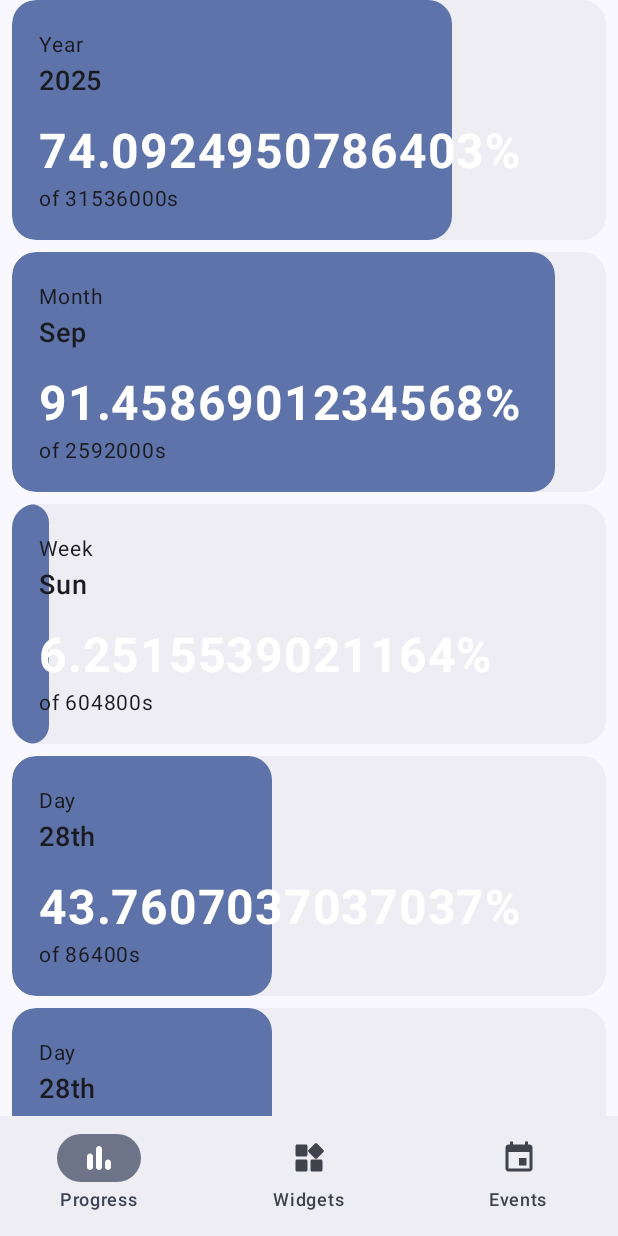
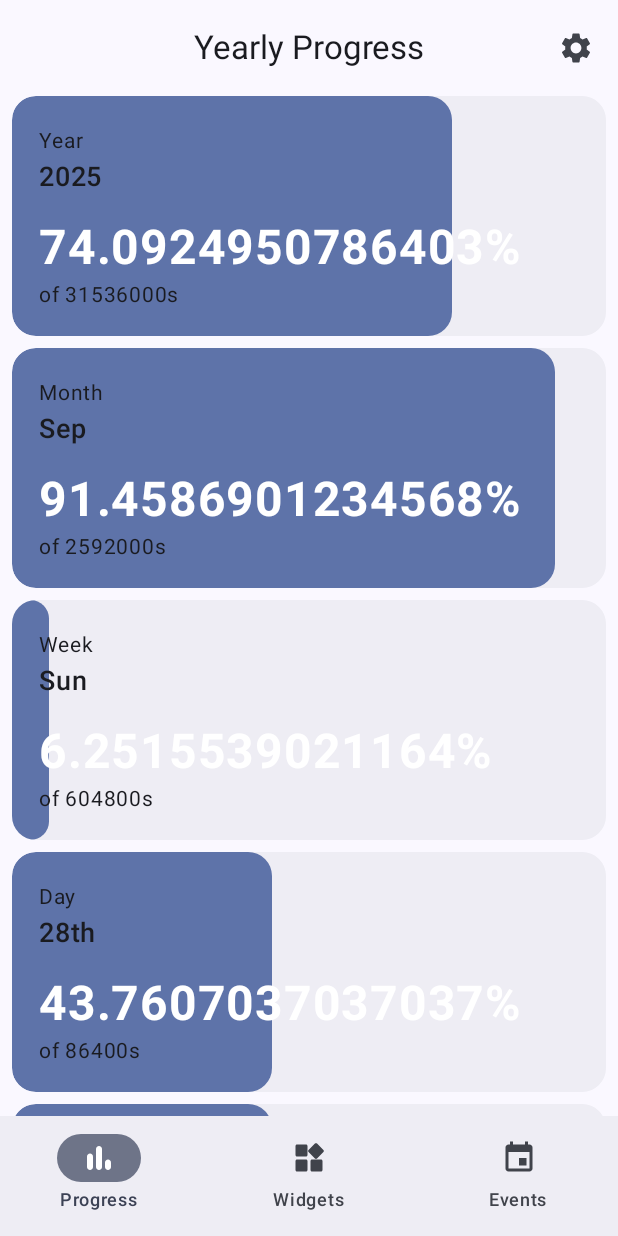
Before and after one commit to a2ke5e1/yearly-progress, an Android app built with Jetpack Compose: the screen it shows after launch (MainActivity), on a phone screen of 412 x 824 dp. Run offline under Robolectric (Android 15) with nearby library versions, the phone set to English and light mode, and no system bars; our stand-ins replace Dagger/Hilt's generated code, window size class.

Commit message:
feat: Add AppTopBar and integrate with MainActivity
This commit introduces a new `AppTopBar` composable and integrates it into the `MainActivity`.

Key changes:
- Created `AppTopBar.kt` defining a `CenterAlignedTopAppBar` with a title and a settings icon button.
- Modified `MainActivity.kt`:
    - Added `AppTopBar` to the `Scaffold` for both compact and medium/expanded window sizes.
    - Adjusted padding for `AppNavGraph` to account for the top bar.
    - Updated `Scaffold` to use `contentWindowInsets = WindowInsets.safeDrawing` for better edge-to-edge handling.
    - For medium/expanded layouts, the `AppNavigationRail` is now placed directly in a `Row` alongside a `Scaffold` that contains the `AppTopBar` and `AppNavGraph`.

```diff
--- a/app/src/main/java/com/a3/yearlyprogess/app/MainActivity.kt
+++ b/app/src/main/java/com/a3/yearlyprogess/app/MainActivity.kt
@@ -4,9 +4,12 @@ import android.os.Bundle
 import androidx.activity.ComponentActivity
 import androidx.activity.compose.setContent
 import androidx.activity.enableEdgeToEdge
+import androidx.compose.foundation.layout.PaddingValues
 import androidx.compose.foundation.layout.Row
+import androidx.compose.foundation.layout.WindowInsets
 import androidx.compose.foundation.layout.fillMaxSize
 import androidx.compose.foundation.layout.padding
+import androidx.compose.foundation.layout.safeDrawing
 import androidx.compose.material3.Scaffold
 import androidx.compose.material3.windowsizeclass.ExperimentalMaterial3WindowSizeClassApi
 import androidx.compose.material3.windowsizeclass.WindowWidthSizeClass
@@ -17,6 +20,7 @@ import androidx.navigation.compose.rememberNavController
 import com.a3.yearlyprogess.app.navigation.AppNavGraph
 import com.a3.yearlyprogess.app.navigation.AppNavigationRail
 import com.a3.yearlyprogess.app.navigation.BottomNavigationBar
+import com.a3.yearlyprogess.app.ui.AppTopBar
 import com.a3.yearlyprogess.core.ui.theme.YearlyProgressTheme
 import dagger.hilt.android.AndroidEntryPoint
 
@@ -36,21 +40,32 @@ class MainActivity : ComponentActivity() {
                     WindowWidthSizeClass.Compact -> {
                         // Phone
                         Scaffold(
-                            bottomBar = { BottomNavigationBar(navController) }
+                            topBar = { AppTopBar() }, bottomBar = {
+                                BottomNavigationBar(navController)
+                            }, contentWindowInsets = WindowInsets.safeDrawing
                         ) { innerPadding ->
                             AppNavGraph(navController, Modifier.padding(innerPadding))
                         }
                     }
                     else -> {
                         // Foldable / Tablet
-                        Scaffold { innerPadding ->
-                            Row(
-                                modifier = Modifier
-                                    .padding(innerPadding)
+                        Row(
+                            modifier = Modifier
                                     .fillMaxSize(),
                             ) {
                                 AppNavigationRail(navController)
-                                AppNavGraph(navController)
+                            Scaffold(
+                                topBar = { AppTopBar() },
+                                contentWindowInsets = WindowInsets.safeDrawing
+                            ) { innerPadding ->
+                                AppNavGraph(
+                                    navController, modifier = Modifier.padding(
+                                        PaddingValues(
+                                            top = innerPadding.calculateTopPadding(),
+                                            bottom = innerPadding.calculateBottomPadding()
+                                        )
+                                    )
+                                )
                             }
                         }
                     }
--- /dev/null
+++ b/app/src/main/java/com/a3/yearlyprogess/app/ui/AppTopBar.kt
@@ -0,0 +1,30 @@
+package com.a3.yearlyprogess.app.ui
+
+
+import androidx.compose.material.icons.Icons
+import androidx.compose.material.icons.filled.Settings
+import androidx.compose.material3.CenterAlignedTopAppBar
+import androidx.compose.material3.ExperimentalMaterial3Api
+import androidx.compose.material3.Icon
+import androidx.compose.material3.IconButton
+import androidx.compose.material3.Text
+import androidx.compose.material3.TopAppBarDefaults
+import androidx.compose.runtime.Composable
+
+@OptIn(ExperimentalMaterial3Api::class)
+@Composable
+fun AppTopBar(
+    title: String = "Yearly Progress",
+    onSettingsClick: () -> Unit = {}
+) {
+    CenterAlignedTopAppBar(
+        title = { Text(title) },
+        actions = {
+            IconButton(onClick = onSettingsClick) {
+                Icon(
+                    Icons.Filled.Settings, contentDescription = "Settings"
+                )
+            }
+        },
+    )
+}
```
